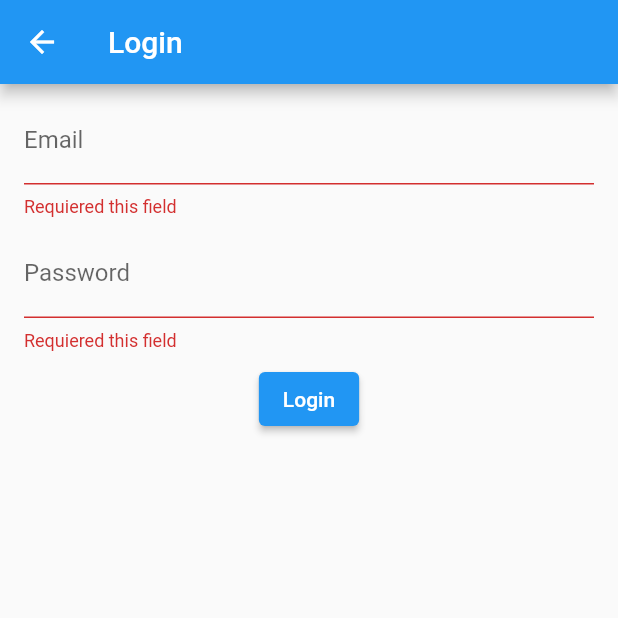
After one commit to luiisfabian/GetXFlutter, a Flutter app: the EmailSignInPage screen opened by its route, after a tap on "Login", on a phone screen of 412 x 824 dp, the top half of it. The commit adds this screen. Run offline on Flutter 3.47's test engine with Material 2 defaults, Android fonts, the phone set to English and light mode, and no system bars; our stand-ins replace cloud_firestore, equatable, firebase_auth, firebase_core, firebase_storage, flutter_hooks and 3 more; missing offline and left inert: flutter_facebook_auth; accounts and stored records are empty; statements that could not run were skipped.

Commit message:
creacion del signIn controller y vista, y formulario completado

```diff
--- a/lib/controllers/email_signIn_controller.dart
+++ b/lib/controllers/email_signIn_controller.dart
@@ -3,7 +3,7 @@ import 'package:get/get.dart';
 import 'package:getx_flutter/controllers/auth_controller.dart';
 import 'package:getx_flutter/repository/auth_repository.dart';
 
-class SignInController extends GetxController {
+class EmailSignInController extends GetxController {
   final _authRepository = Get.find<AuthRepository>();
 
   final emailController = TextEditingController();
--- a/lib/navigation/routes.dart
+++ b/lib/navigation/routes.dart
@@ -1,6 +1,7 @@
 import 'package:flutter/cupertino.dart';
 import 'package:get/get.dart';
 import 'package:getx_flutter/ui/email_create_page.dart';
+import 'package:getx_flutter/ui/email_signIn_page.dart';
 import 'package:getx_flutter/ui/home_page.dart';
 
 import '../ui/intro_page.dart';
@@ -23,6 +24,8 @@ class Routes {
         return _buildRoute(settings, page: HomePage());
       case createAccount:
         return _buildRoute(settings, page: EmailCreatePage());
+      case signInEmail:
+        return _buildRoute(settings, page: EmailSignInPage());
       default:
         throw Exception("this route not exist");
     }
--- /dev/null
+++ b/lib/ui/email_signIn_page.dart
@@ -0,0 +1,81 @@
+import 'package:flutter/material.dart';
+import 'package:get/get.dart';
+import 'package:getx_flutter/controllers/email_create_controller.dart';
+import 'package:getx_flutter/controllers/email_signIn_controller.dart';
+
+class EmailSignInPage extends StatelessWidget {
+  EmailSignInPage({super.key});
+
+  final _formKey = GlobalKey<FormState>();
+
+  @override
+  Widget build(BuildContext context) {
+    final emailController = Get.put(EmailSignInController());
+    return Scaffold(
+      appBar: AppBar(
+        title: const Text(
+          "Login",
+        ),
+      ),
+      body: SingleChildScrollView(
+        child: Form(
+          key: _formKey,
+          child: Padding(
+            padding: EdgeInsets.symmetric(horizontal: 16),
+            child: Column(
+              children: [
+                Obx(
+                  () => Visibility(
+                    visible: emailController.isLoading.value,
+                    child: const Center(
+                      child: CircularProgressIndicator(),
+                    ),
+                  ),
+                ),
+                Obx(
+                  () => Visibility(
+                    visible: emailController.error.value?.isNotEmpty == true,
+                    child: Text(
+                      emailController.error.value ?? '',
+                      style: TextStyle(color: Colors.red, fontSize: 30),
+                    ),
+                  ),
+                ),
+                const SizedBox(
+                  height: 8,
+                ),
+                TextFormField(
+                  controller: emailController.emailController,
+                  decoration: InputDecoration(labelText: "Email"),
+                  validator: emailController.EmplyValidator,
+                ),
+                const SizedBox(
+                  height: 8,
+                ),
+                TextFormField(
+                  controller: emailController.passwordController,
+                  decoration: InputDecoration(labelText: "Password"),
+                  validator: emailController.EmplyValidator,
+                ),
+
+                const SizedBox(
+                  height: 8,
+                ),
+                Center(
+                  child: ElevatedButton(
+                    onPressed: () {
+                      if (_formKey.currentState?.validate() == true) {
+                        emailController.signInUserWithEmailAndPassword();
+                      }
+                    },
+                    child: Text("Login"),
+                  ),
+                )
+              ],
+            ),
+          ),
+        ),
+      ),
+    );
+  }
+}
```
